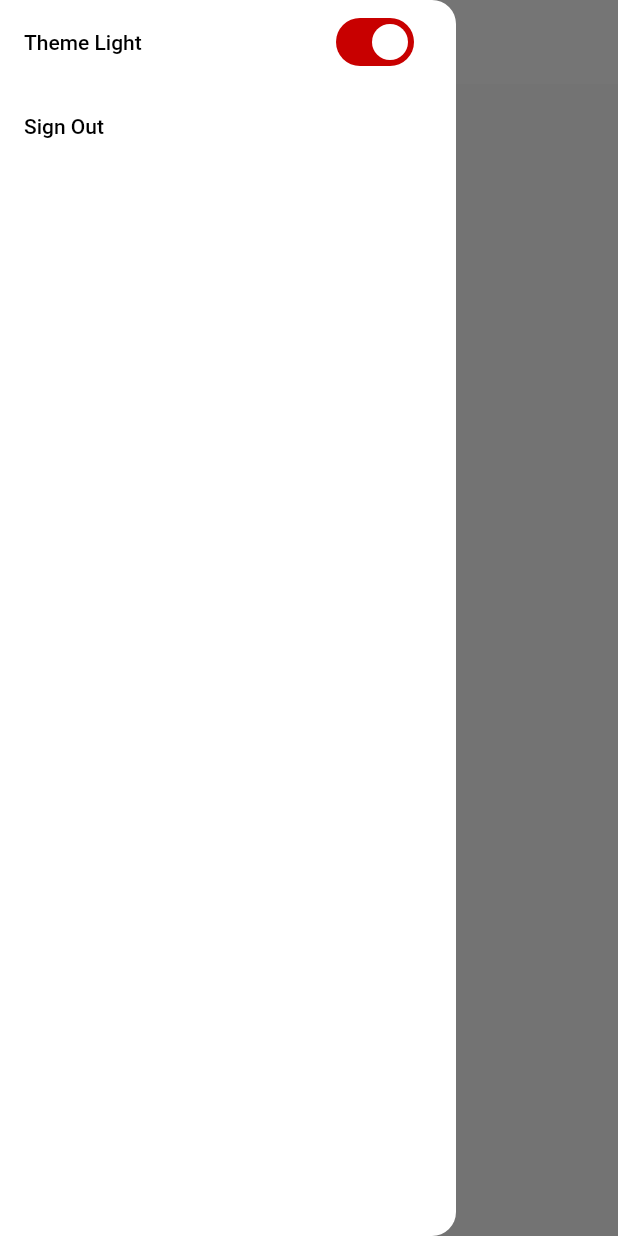
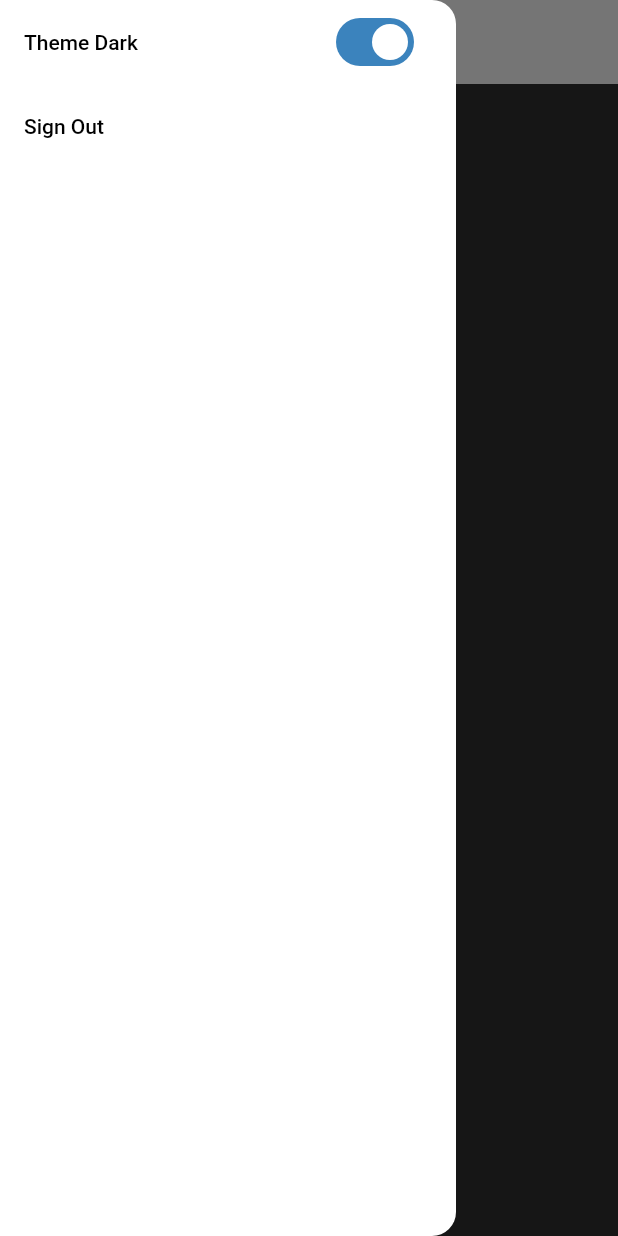
Before and after one commit to ensamblaTec/practica3-mobiles, a Flutter app: the HomeScreen screen opened by its route, with the side drawer open, on a phone screen of 412 x 824 dp. Run offline on Flutter 3.47's test engine with Material 2 defaults, Android fonts, the phone set to English and light mode, and no system bars; our stand-ins replace shared_preferences; accounts and stored records are empty; network calls fail.

Commit message:
cambios finales al tema

```diff
--- a/lib/main.dart
+++ b/lib/main.dart
@@ -44,7 +44,7 @@ class _MainAppState extends State<MainApp> {
         return MaterialApp(
           debugShowCheckedModeBanner: false,
           routes: getRoutes(),
-          theme: changeTheme.isLightTheme
+          theme: false
               ? StylesApp.lightTheme(context)
               : StylesApp.darkTheme(context),
           home: isActive ? const HomeScreen() : const LoginScreen(),
--- a/lib/screens/home_screen.dart
+++ b/lib/screens/home_screen.dart
@@ -11,12 +11,12 @@ class HomeScreen extends StatefulWidget {
 }
 
 class _HomeScreenState extends State<HomeScreen> {
-  String typeOfTheme = 'Light';
 
   @override
   Widget build(BuildContext context) {
       final changeTheme = Provider.of<ThemeProvider>(context);
       return Scaffold(
+        // backgroundColor: Color.fromARGB(190,255,98,180),
         appBar: AppBar(title: const Text('Home Page')),
         drawer: _buildDrawer(changeTheme, context),
       );
@@ -26,8 +26,10 @@ class _HomeScreenState extends State<HomeScreen> {
     return Drawer(
             child: ListView(children: [
               ListTile(
-                title: Text('Theme $typeOfTheme'),
+                title: Text('Theme ${LocalStorage.prefs.getBool("isThemeLight") == true ? "Light" : "Dark"}'),
                 trailing: Switch(
+                  inactiveThumbColor: const Color(0xFF3b83bd),
+                  inactiveTrackColor: const Color(0XFF04dafa),
                   value: changeTheme.isLightTheme,
                   onChanged: (value) {
                     setState(() {
--- a/lib/settings/styles_app.dart
+++ b/lib/settings/styles_app.dart
@@ -7,7 +7,7 @@ class StylesApp {
         // primaryColor: const Color.fromARGB(255, 0, 0, 0),
         useMaterial3: true,
         colorScheme: Theme.of(context).colorScheme.copyWith(
-              primary: const Color.fromARGB(255, 200, 0, 0),
+              background: const Color(0xFFDD969C)
             )); // copiar la variable
   }
   static ThemeData darkTheme(BuildContext context) {
@@ -15,7 +15,7 @@ class StylesApp {
     return theme.copyWith(
       useMaterial3: true,
       colorScheme: Theme.of(context).colorScheme.copyWith(
-        primary: const Color.fromARGB(255, 50, 10, 10)
+        primary: const Color(0xFF3b83bd),
       )
     );
   }
```
Also changed, not shown: lib/screens/login_screen.dart (+12 -2 lines).
